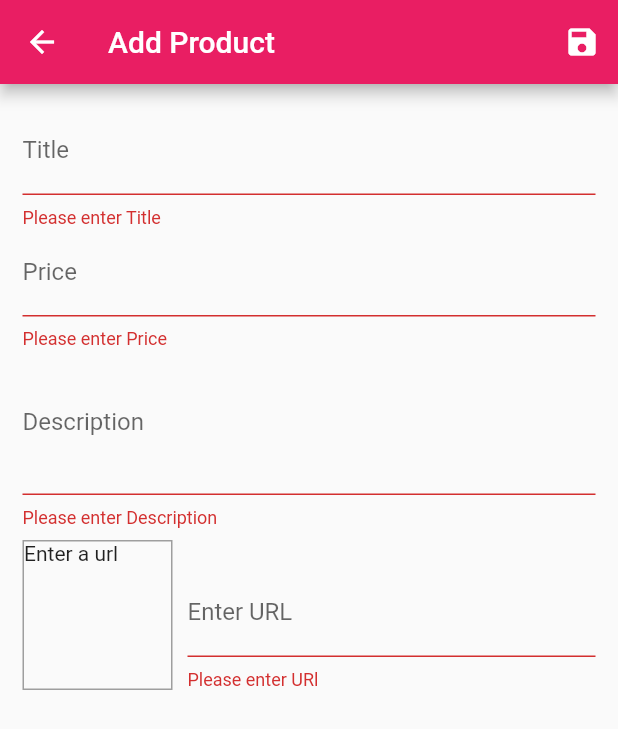
After one commit to AnanthanAn/shop_lite1, a Flutter app: the AddItemScreen screen opened by its route, after a tap on the "save" icon, on a phone screen of 412 x 824 dp. The commit adds this screen. Shown: the top 729 px of the screen. Run offline on Flutter 3.47's test engine with Material 2 defaults, Android fonts, the phone set to English and light mode, and no system bars; network calls fail.

Commit message:
Add product functionality

```diff
--- a/lib/main.dart
+++ b/lib/main.dart
@@ -3,6 +3,7 @@ import 'package:provider/provider.dart';
 import 'package:shoplite1/models/Providers/cart.dart';
 import 'package:shoplite1/models/Providers/orders.dart';
 import 'package:shoplite1/models/Providers/product_provider.dart';
+import 'package:shoplite1/screens/add_item_screen.dart';
 import 'package:shoplite1/screens/cart_screen.dart';
 import 'package:shoplite1/screens/orders_screen.dart';
 import 'package:shoplite1/screens/product_details_screen.dart';
@@ -37,6 +38,7 @@ class MyApp extends StatelessWidget {
           CartScreen.routeName : (context) => CartScreen(),
           OrderScreen.routeName : (context) => OrderScreen(),
           UserProductsScreen.routeName : (context) => UserProductsScreen(),
+          AddItemScreen.routeName : (context) => AddItemScreen(),
         },
       ),
     );
--- a/lib/models/Providers/product_provider.dart
+++ b/lib/models/Providers/product_provider.dart
@@ -49,7 +49,15 @@ class ProductProvider with ChangeNotifier {
     return _items.firstWhere((item) => item.id == id);
   }
 
-  void addProduct() {
+  void addProduct(Product product) {
+    var newProduct = Product(
+        id: DateTime.now().toString(),
+        title: product.title,
+        desc: product.desc,
+        imageUrl: product.imageUrl,
+        price: product.price);
+    _items.add(newProduct);
+
     notifyListeners();
   }
 }
--- /dev/null
+++ b/lib/screens/add_item_screen.dart
@@ -0,0 +1,148 @@
+import 'package:flutter/material.dart';
+import 'package:provider/provider.dart';
+import 'package:shoplite1/models/Providers/product_provider.dart';
+import 'package:shoplite1/models/product.dart';
+
+class AddItemScreen extends StatefulWidget {
+  static const routeName = '/add-product';
+  @override
+  _AddItemScreenState createState() => _AddItemScreenState();
+}
+
+class _AddItemScreenState extends State<AddItemScreen> {
+  var _priceFocusNode = FocusNode();
+  var _descFocusNode = FocusNode();
+  var _imageUrlController = TextEditingController();
+  var _imageUrlFocusNode = FocusNode();
+  var _keyForm = GlobalKey<FormState>();
+  var product =Product(id: null, title: null, desc: null, imageUrl: null, price: null);
+
+  @override
+  void dispose() {
+    _priceFocusNode.dispose();
+    _descFocusNode.dispose();
+    _imageUrlController.dispose();
+    _imageUrlController.dispose();
+    _imageUrlFocusNode.removeListener(_updateImage);
+    super.dispose();
+  }
+
+  @override
+  void initState() {
+    _imageUrlFocusNode.addListener(_updateImage);
+    super.initState();
+  }
+
+  void _updateImage(){
+    if(!_imageUrlFocusNode.hasFocus){
+      setState(() {
+
+      });
+    }
+  }
+
+  void _saveForm(){
+    if(!_keyForm.currentState.validate()){
+      return;
+    }
+    _keyForm.currentState.save();
+    Provider.of<ProductProvider>(context,listen: false).addProduct(product);
+  }
+
+  @override
+  Widget build(BuildContext context) {
+    return Scaffold(
+      appBar: AppBar(
+        title: Text('Add Product'),actions: <Widget>[IconButton(icon: Icon(Icons.save), onPressed: _saveForm)],
+      ),
+      body: Padding(
+        padding: const EdgeInsets.all(15.0),
+        child: Form(
+          key: _keyForm,
+            child: SingleChildScrollView(
+          child: Column(
+            children: <Widget>[
+              TextFormField(
+                textInputAction: TextInputAction.next,validator: (value){
+                  if(value.isEmpty){
+                    return 'Please enter Title';
+                  }
+                  return null;
+              },
+                decoration: InputDecoration(labelText: 'Title'),onSaved: (value){
+                  product = Product(id: null, title: value, desc: product.desc, imageUrl: product.imageUrl, price: product.price);
+              },
+                onFieldSubmitted: (_) {
+                  FocusScope.of(context).requestFocus(_priceFocusNode);
+                },
+              ),
+              TextFormField(
+                textInputAction: TextInputAction.next,
+                keyboardType: TextInputType.number,
+                focusNode: _priceFocusNode,
+                validator: (value){
+                  if(value.isEmpty){
+                    return 'Please enter Price';
+                  }
+                  return null;
+                },
+                decoration: InputDecoration(labelText: 'Price'),onSaved: (value){
+                product = Product(id: null, title: product.title, desc: product.desc, imageUrl: product.imageUrl, price: double.parse(value));
+              },
+                onFieldSubmitted: (_) {
+                  FocusScope.of(context).requestFocus(_descFocusNode);
+                },
+              ),
+              TextFormField(
+                maxLines: 3,
+                keyboardType: TextInputType.multiline,validator: (value){
+                if(value.isEmpty){
+                  return 'Please enter Description';
+                }
+                return null;
+              },
+                focusNode: _descFocusNode,onSaved: (value){
+                product = Product(id: null, title: product.title, desc: value, imageUrl: product.imageUrl, price: product.price);
+              },
+                decoration: InputDecoration(labelText: 'Description'),
+              ),
+              Row(
+                crossAxisAlignment: CrossAxisAlignment.end,
+                children: <Widget>[
+                  Container(
+                    width: 100,
+                    height: 100,
+                    margin: EdgeInsets.only(top: 8, right: 10),
+                    decoration: BoxDecoration(
+                        border: Border.all(width: 1, color: Colors.grey)),
+                    child: _imageUrlController.text.isEmpty
+                        ? Text('Enter a url')
+                        : FittedBox(
+                            child: Image.network(
+                            _imageUrlController.text,
+                            fit: BoxFit.cover,
+                          )),
+                  ),
+                  Expanded(
+                      child: TextFormField(
+                    controller: _imageUrlController,validator: (value){
+                        if(value.isEmpty){
+                          return 'Please enter URl';
+                        }
+                        return null;
+                      },
+                    decoration: InputDecoration(labelText: 'Enter URL'),onSaved: (value){
+                        product = Product(id: null, title: product.title, desc: product.desc, imageUrl: value, price: product.price);
+                      },
+                    textInputAction: TextInputAction.done,
+                    focusNode: _imageUrlFocusNode,
+                  ))
+                ],
+              )
+            ],
+          ),
+        )),
+      ),
+    );
+  }
+}
--- a/lib/screens/user_products_screen.dart
+++ b/lib/screens/user_products_screen.dart
@@ -1,6 +1,7 @@
 import 'package:flutter/material.dart';
 import 'package:provider/provider.dart';
 import 'package:shoplite1/models/Providers/product_provider.dart';
+import 'package:shoplite1/screens/add_item_screen.dart';
 import 'package:shoplite1/widgets/user_product_item.dart';
 
 class UserProductsScreen extends StatelessWidget {
@@ -15,7 +16,9 @@ class UserProductsScreen extends StatelessWidget {
         actions: <Widget>[
           IconButton(
             icon: Icon(Icons.add),
-            onPressed: () {},
+            onPressed: () {
+              Navigator.pushNamed(context, AddItemScreen.routeName);
+            },
           ),
         ],
       ),
--- a/lib/widgets/app_drawer.dart
+++ b/lib/widgets/app_drawer.dart
@@ -28,7 +28,7 @@ class AppDrawer extends StatelessWidget {
             },
           ),
           ListTile(
-            leading: Icon(Icons.shopping_basket),
+            leading: Icon(Icons.shop),
             title: Text('My Products'),
             onTap: () {
               Navigator.pushNamed(context, UserProductsScreen.routeName);
```
Also changed, not shown: lib/models/product.dart (+3 -5 lines). Lines whose indentation alone changed are shown as unchanged.
